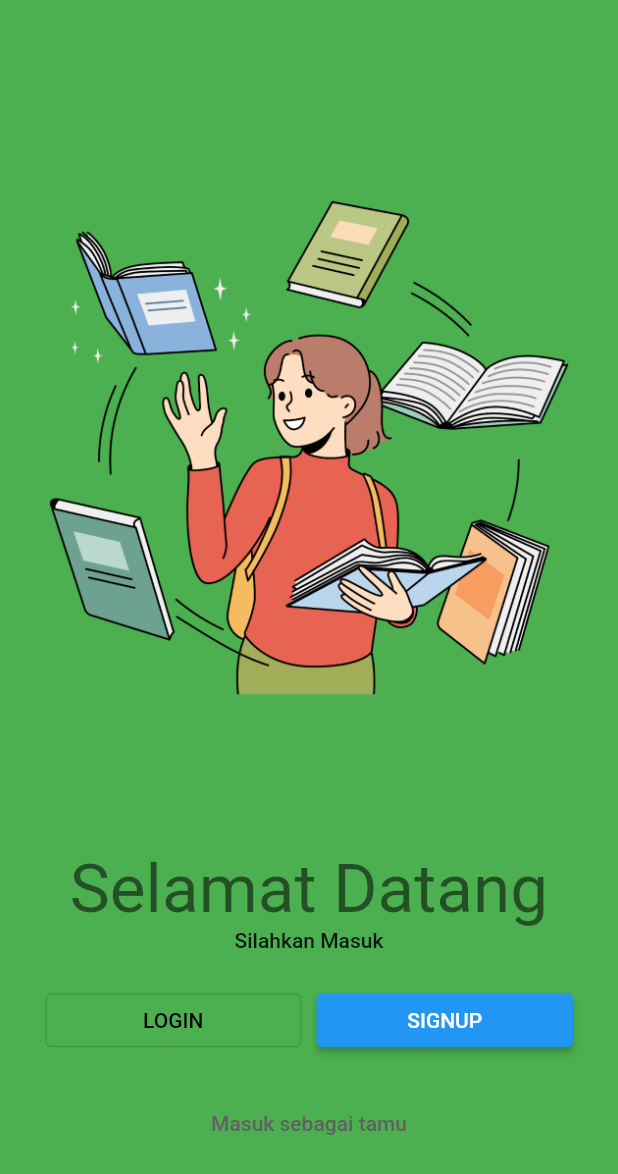
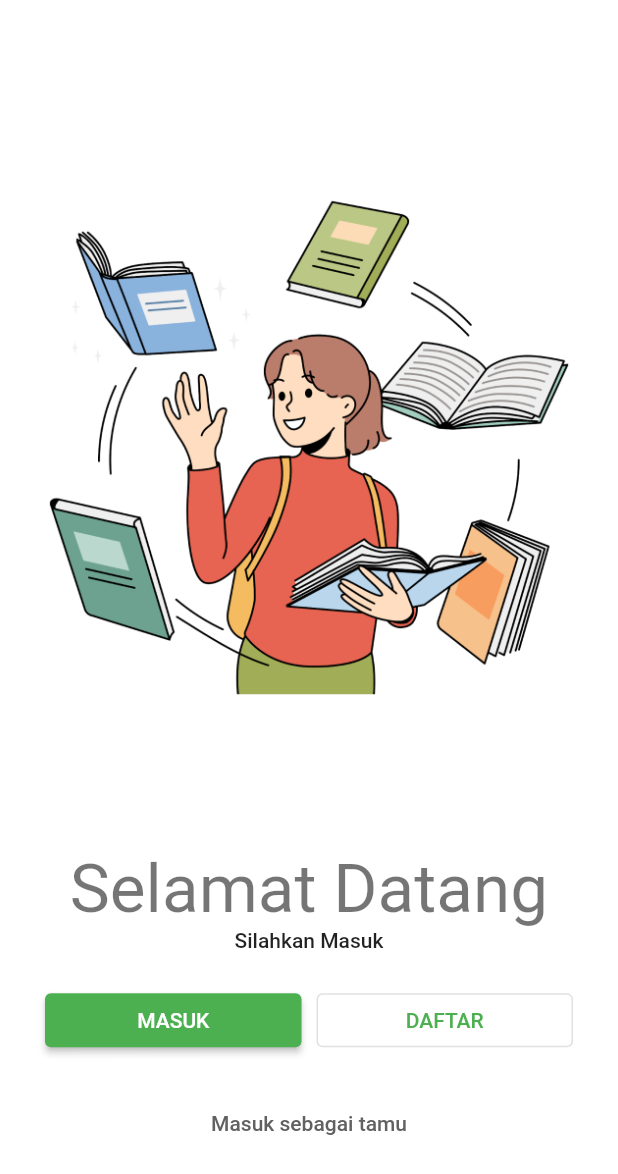
Before and after one commit to MattRiel/pkl-bookstore, a Flutter app: the screen it shows after launch, on a phone screen of 412 x 824 dp. Shown: the top 1174 px of the screen. Run offline on Flutter 3.47's test engine with Material 2 defaults, Android fonts, the phone set to English and light mode, and no system bars; our stand-ins replace flutter_otp_text_field, get, google_fonts.

Commit message:
Updated style
Signed-off-by: arielmatius <arielmatius21@gmail.com>

```diff
--- a/lib/src/constants/text_strings.dart
+++ b/lib/src/constants/text_strings.dart
@@ -1,8 +1,8 @@
 // generic text
 const String tNext = "Next";
-const String tLogin = "Login";
+const String tLogin = "Masuk";
 const String tEmail = "E-Mail";
-const String tSignup = "Signup";
+const String tSignup = "Daftar";
 const String tPhoneNo = "Phone No";
 const String tPassword = "Password";
 const String tFullName = "Full Name";
@@ -11,8 +11,8 @@
 const String tSearch = "Cari";
 
 // splash screen
-const String tAppName = 'Toko Buku';
-const String tAppTagLine = 'Buku adalah gerbang ilmu pengetahuan';
+const String tAppName = 'E-Book';
+const String tAppTagLine = 'USU';
 
 // on boarding
 const String tOnBoardingTitle1 = 'Buku Elektronik USU';
--- a/lib/src/features/authetication/screens/welcome/welcome_screen.dart
+++ b/lib/src/features/authetication/screens/welcome/welcome_screen.dart
@@ -27,7 +27,7 @@
     var height = mediaQuery.size.height;
     final isDarkMode = brightness == Brightness.dark;
     return Scaffold(
-      backgroundColor: isDarkMode ? tSecondarycolor : tPrimaryColor,
+      backgroundColor: isDarkMode ? tSecondarycolor : tWhiteColor,
       body: Stack(
         children: [
           TFadeInAnimation(
@@ -70,26 +70,30 @@
                   Row(
                     children: [
                       Expanded(
-                        child: OutlinedButton(
+                        child: ElevatedButton(
                           onPressed: () {
                             Get.to(() => LoginScreen());
                           },
                           child: Text(
                             tLogin.toUpperCase(),
-                            style: TextStyle(color: Colors.black),
+                            style: TextStyle(color: tWhiteColor),
                           ),
+                          style: ButtonStyle(
+                              backgroundColor:
+                                  MaterialStatePropertyAll(Colors.green[500])),
                         ),
                       ),
                       SizedBox(
                         width: 10,
                       ),
                       Expanded(
-                        child: ElevatedButton(
+                        child: OutlinedButton(
                           onPressed: () {
                             Get.to(() => SignUpScreen());
                           },
                           child: Text(
                             tSignup.toUpperCase(),
+                            style: TextStyle(color: tPrimaryColor),
                           ),
                         ),
                       ),
```
Also changed, not shown: lib/src/features/authetication/screens/splash_screen/splash_screen.dart (+4 -3 lines).
